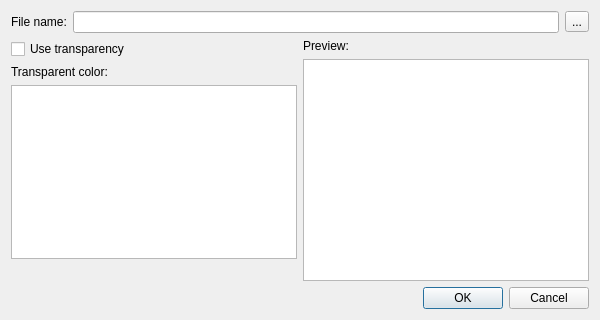
First picture: the form in src/widgets/export_to_gif_dialog.ui, repository Maxs1789/Solarus-Quest-Editor, before the edit.
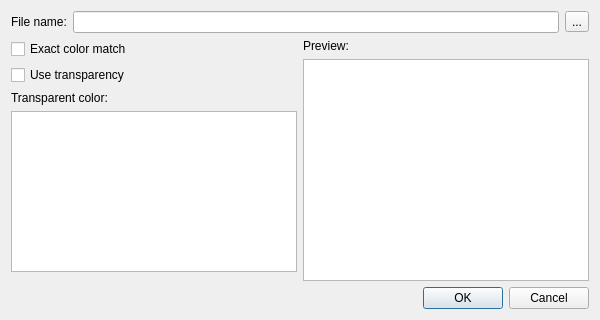
Second picture: the form after the edit.

Commit message: Add en exact color match option in the export to gif dialog

Diff of the .ui file:
```diff
--- a/src/widgets/export_to_gif_dialog.ui
+++ b/src/widgets/export_to_gif_dialog.ui
@@ -39,6 +39,13 @@
     <layout class="QHBoxLayout" name="main_layout">
      <item>
       <layout class="QVBoxLayout" name="left_layout">
+       <item>
+        <widget class="QCheckBox" name="exact_color_match_field">
+         <property name="text">
+          <string>Exact color match</string>
+         </property>
+        </widget>
+       </item>
        <item>
         <widget class="QCheckBox" name="use_transparency_field">
          <property name="text">
```
The commit also changes 2 other files.
